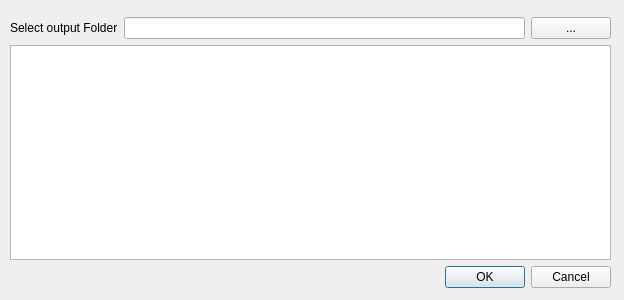
The window that CartoCSSExport/cartoCSS_export_dialog_base.ui (gbd-consult/CartoCSS-Export) describes before a commit, drawn with Qt 5.
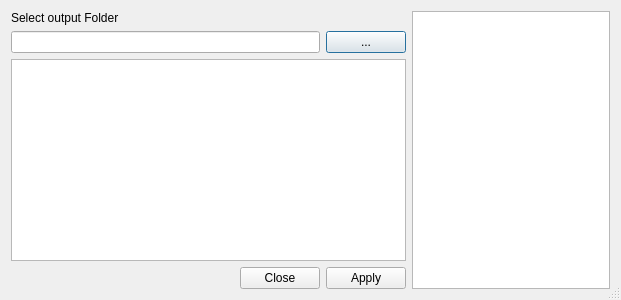
The same window after the commit.

Commit message: validate inputs

```diff
--- a/CartoCSSExport/cartoCSS_export_dialog_base.ui
+++ b/CartoCSSExport/cartoCSS_export_dialog_base.ui
@@ -6,26 +6,22 @@
    <rect>
     <x>0</x>
     <y>0</y>
-    <width>624</width>
+    <width>621</width>
     <height>300</height>
    </rect>
   </property>
   <property name="windowTitle">
    <string>CartoCSS Export</string>
   </property>
-  <widget class="QWidget" name="verticalLayoutWidget">
-   <property name="geometry">
-    <rect>
-     <x>10</x>
-     <y>17</y>
-     <width>601</width>
-     <height>271</height>
-    </rect>
-   </property>
+  <property name="sizeGripEnabled">
+   <bool>true</bool>
+  </property>
+  <layout class="QHBoxLayout" name="horizontalLayout_3">
+   <item>
+    <layout class="QHBoxLayout" name="horizontalLayout_2" stretch="10,5">
+     <item>
    <layout class="QVBoxLayout" name="verticalLayout">
     <item>
-     <layout class="QHBoxLayout" name="horizontalLayout">
-      <item>
        <widget class="QLabel" name="label">
         <property name="text">
          <string>Select output Folder</string>
@@ -33,6 +29,8 @@
        </widget>
       </item>
       <item>
+        <layout class="QHBoxLayout" name="horizontalLayout">
+         <item>
        <widget class="QLineEdit" name="lineEdit"/>
       </item>
       <item>
@@ -45,20 +43,31 @@
      </layout>
     </item>
     <item>
-     <widget class="QTextEdit" name="textEdit"/>
+        <widget class="QTextEdit" name="textEdit">
+         <property name="readOnly">
+          <bool>true</bool>
+         </property>
+        </widget>
     </item>
     <item>
-     <widget class="QDialogButtonBox" name="button_box">
-      <property name="orientation">
-       <enum>Qt::Horizontal</enum>
-      </property>
+        <widget class="QDialogButtonBox" name="buttonBox">
       <property name="standardButtons">
-       <set>QDialogButtonBox::Cancel|QDialogButtonBox::Ok</set>
+          <set>QDialogButtonBox::Apply|QDialogButtonBox::Close</set>
       </property>
      </widget>
     </item>
    </layout>
-  </widget>
+     </item>
+     <item>
+      <widget class="QTextEdit" name="textEdit_2">
+       <property name="readOnly">
+        <bool>true</bool>
+       </property>
+      </widget>
+     </item>
+    </layout>
+   </item>
+  </layout>
  </widget>
  <resources/>
  <connections>
```
Left out of the diff: 35 changed lines with no effect on the pictures. Lines whose indentation alone changed are shown as unchanged. The commit also changes 2 other files.
